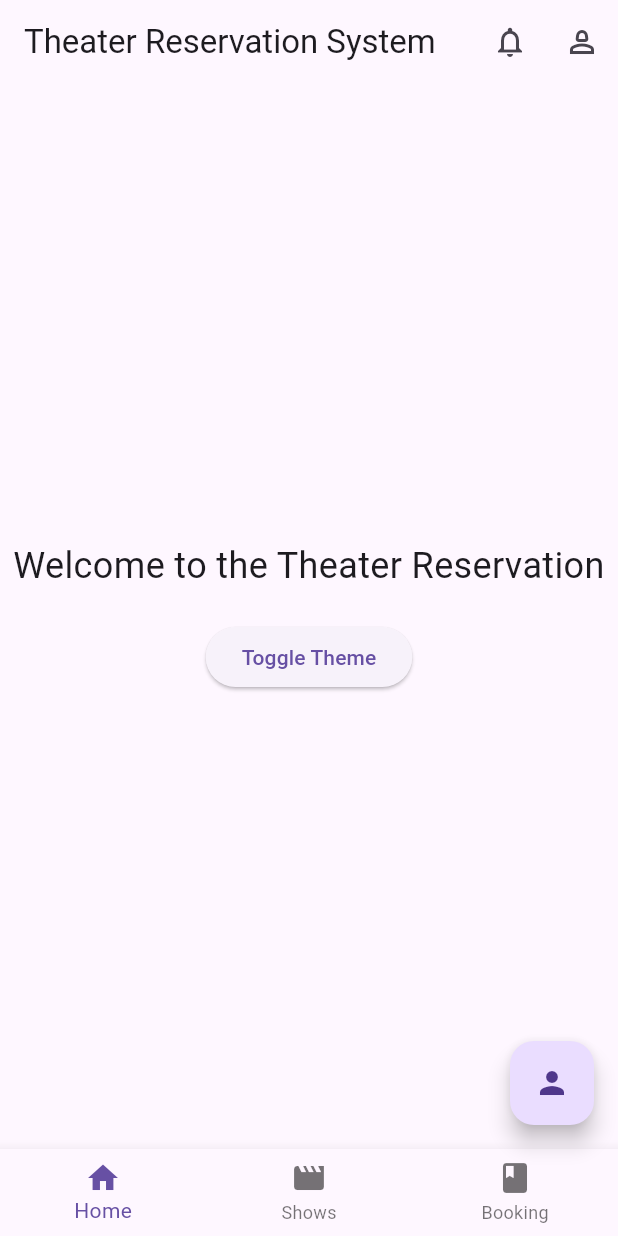
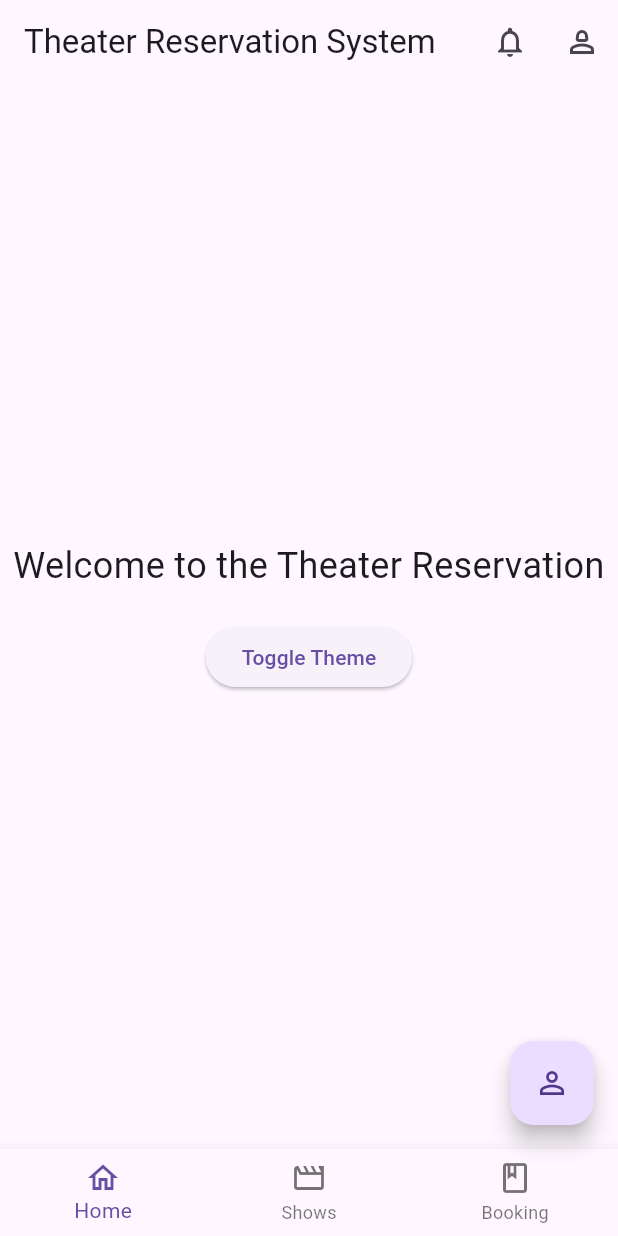
Before and after one commit to Theatre-Reservation/app, a Flutter app: the screen it shows after launch, on a phone screen of 412 x 824 dp. Run offline on Flutter 3.47's test engine with Material 3 defaults, Android fonts, the phone set to English and light mode, and no system bars.

Commit message:
add icon theme

```diff
--- a/lib/main.dart
+++ b/lib/main.dart
@@ -20,13 +20,13 @@ class MyApp extends StatelessWidget {
       child: Consumer<ThemeProvider>(
         builder: (context, themeProvider, child) {
           return MaterialApp(
-            title: 'Theatre Reservation System',
+            title: 'Theatre Reservation',
             theme: themeProvider.isDarkMode
                 ? ThemeData.dark().copyWith(primaryColor: Colors.blueGrey)
                 : ThemeData.light().copyWith(primaryColor: Colors.blue),
             home: const HomeScreen(),
             routes: {
-              '/home': (context) => const HomePage(),
+              '/': (context) => const HomePage(),
               '/shows': (context) => const ShowPage(),
               '/booking': (context) => const BookingPage(),
               '/profile': (context) => const ProfilePage(),
@@ -55,7 +55,7 @@ class _HomeScreenState extends State<HomeScreen> {
     });
     switch (index) {
       case 0:
-        Navigator.pushNamed(context, '/home');
+        Navigator.pushNamed(context, '/');
         break;
       case 1:
         Navigator.pushNamed(context, '/shows');
@@ -81,14 +81,14 @@ class _HomeScreenState extends State<HomeScreen> {
         currentIndex: _selectedIndex,
         onTap: _onItemTapped,
         items: const [
-          BottomNavigationBarItem(icon: Icon(Icons.home), label: 'Home'),
-          BottomNavigationBarItem(icon: Icon(Icons.movie), label: 'Shows'),
-          BottomNavigationBarItem(icon: Icon(Icons.book), label: 'Booking'),
+          BottomNavigationBarItem(icon: Icon(Icons.home_outlined), label: 'Home'),
+          BottomNavigationBarItem(icon: Icon(Icons.movie_outlined), label: 'Shows'),
+          BottomNavigationBarItem(icon: Icon(Icons.book_outlined), label: 'Booking'),
         ],
       ),
       floatingActionButton: FloatingActionButton(
         onPressed: () => Navigator.pushNamed(context, '/profile'),
-        child: const Icon(Icons.person),
+        child: const Icon(Icons.person_outline),
       ),
     );
   }
--- a/lib/utils/theme.dart
+++ b/lib/utils/theme.dart
@@ -10,6 +10,7 @@ final ThemeData lightTheme = ThemeData(
   bottomNavigationBarTheme: const BottomNavigationBarThemeData(
     selectedItemColor: Colors.blue,
   ),
+  iconTheme: const IconThemeData(color: Colors.blue),
 );
 
 final ThemeData darkTheme = ThemeData(
@@ -22,4 +23,5 @@ final ThemeData darkTheme = ThemeData(
   bottomNavigationBarTheme: const BottomNavigationBarThemeData(
     selectedItemColor: Colors.blue,
   ),
+  iconTheme: const IconThemeData(color: Colors.blue),
 );
```
